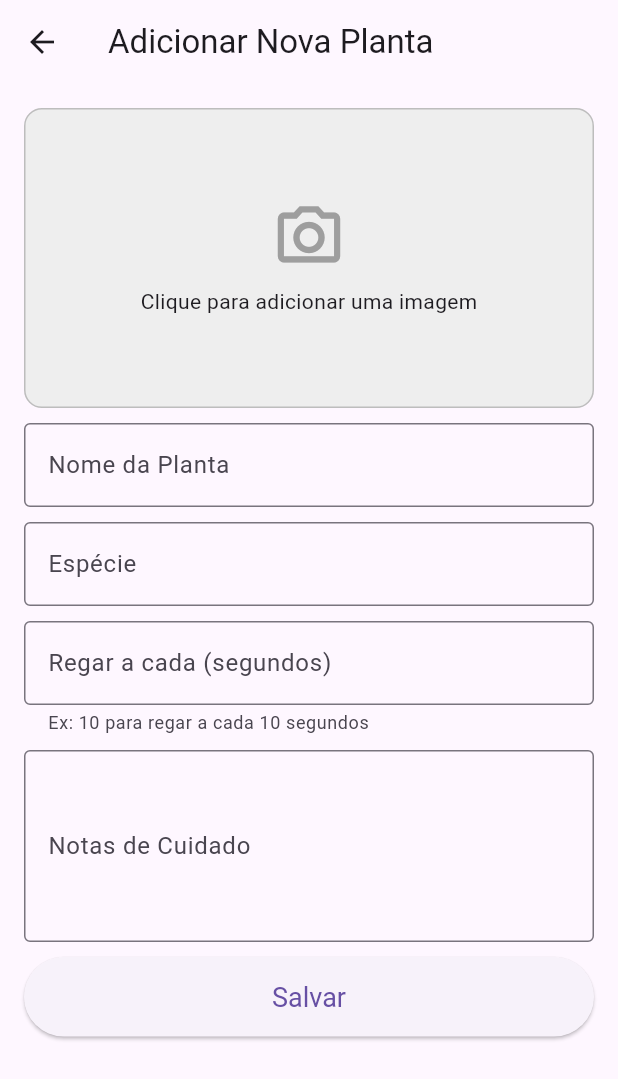
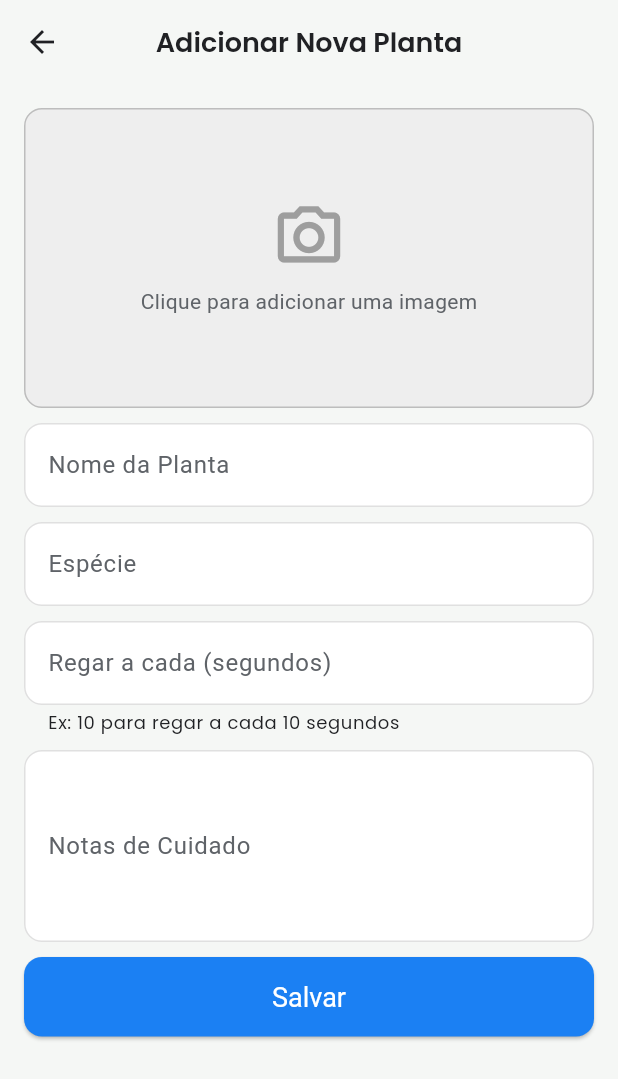
Before and after one commit to gabruurr/plantae_app, a Flutter app: the screen it shows after launch, after a tap on the "add" icon, on a phone screen of 412 x 824 dp. Shown: the top 1079 px of the screen. Run offline on Flutter 3.47's test engine with Material 3 defaults, Android fonts, the light colour scheme and no system bars; our stand-ins replace google_fonts, image_picker; network calls fail.

Commit message:
style: aplicando tema padrao

```diff
--- a/lib/main.dart
+++ b/lib/main.dart
@@ -22,6 +22,7 @@ class MyApp extends StatelessWidget {
       create: (context) => PlantViewModel(),
       child: MaterialApp(
         title: 'Plantae',
+        theme: AppTheme.lightTheme,
         home: const HomeView(),
         debugShowCheckedModeBanner: false,
       ),
```
